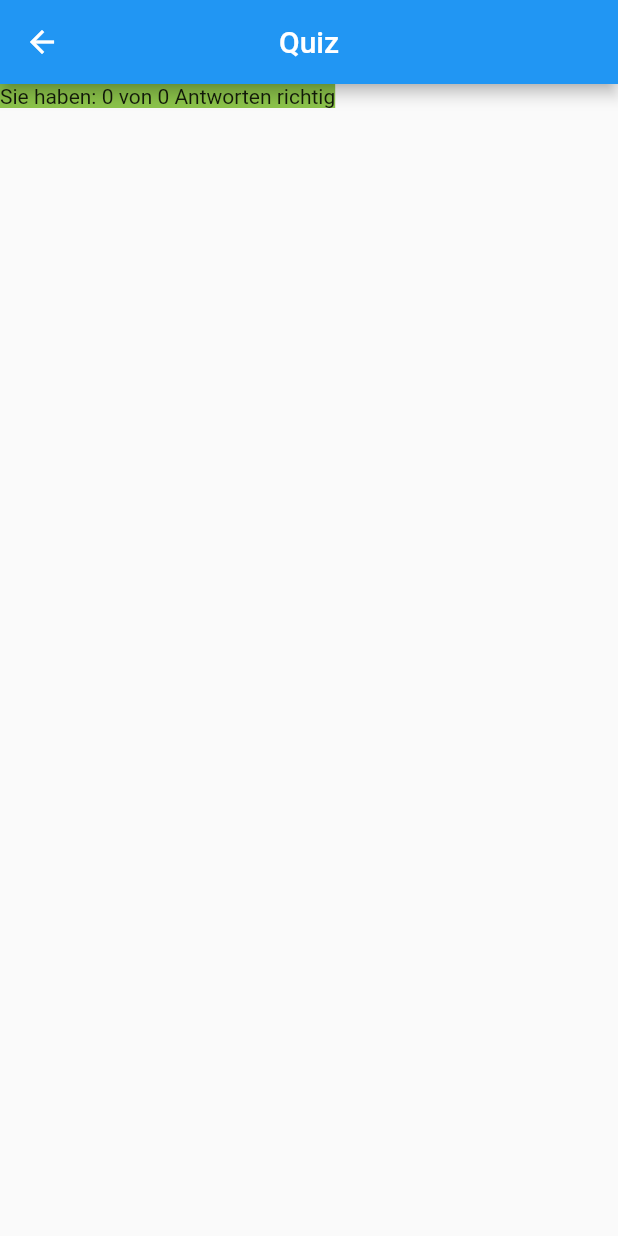
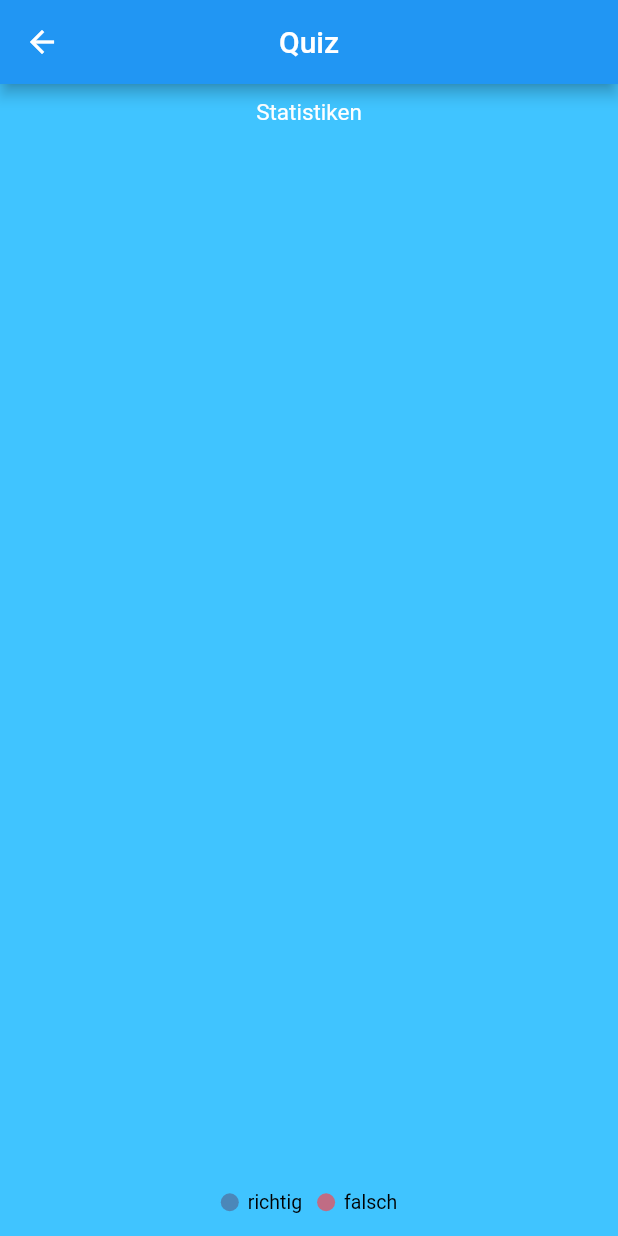
Before and after one commit to Victor-ABC/advanced_flutter_app, a Flutter app: the ResultScreen screen opened directly with empty values, on a phone screen of 412 x 824 dp. Run offline on Flutter 3.47's test engine with Material 2 defaults, Android fonts, the light colour scheme and no system bars; our stand-ins replace percent_indicator, syncfusion_flutter_charts; missing offline and left inert: excel.

Commit message:
statistiken fertig. todo: multi ansicht der statistiken

```diff
--- a/lib/resultscreen/result.dart
+++ b/lib/resultscreen/result.dart
@@ -1,4 +1,6 @@
+import 'package:advanced_quiz_app/homescreen/home.dart';
 import 'package:flutter/material.dart';
+import 'package:syncfusion_flutter_charts/charts.dart';
 
 class ResultScreen extends StatefulWidget {
   int totalAmountOfCorrectAnswers;
@@ -14,24 +16,71 @@ class ResultScreen extends StatefulWidget {
 class _ResultState extends State<ResultScreen> {
   int totalAmountOfCorrectAnswers;
   int totalAmountOfQuestions;
+  late List<Statistics> _statistics;
+
+  @override
+  void initState() {
+    _statistics = getStatistics();
+    super.initState();
+  }
 
   _ResultState(this.totalAmountOfQuestions, this.totalAmountOfCorrectAnswers);
 
   @override
   Widget build(BuildContext context) {
-    return Scaffold(
-      appBar: AppBar(
-        title: Text("Quiz"),
-        centerTitle: true,
-      ),
-      body: Container(
-        color: Colors.lightGreen,
-        child: Text("Sie haben: " +
-            this.totalAmountOfCorrectAnswers.toString() +
-            " von " +
-            this.totalAmountOfQuestions.toString() +
-            " Antworten richtig"),
+    return SafeArea(
+      child: Scaffold(
+        appBar: AppBar(
+          title: Text("Quiz"),
+          centerTitle: true,
+        ),
+        body: SfCircularChart(
+          backgroundColor: HomeState.global_background_color,
+          title: ChartTitle(
+            text: 'Statistiken',
+            textStyle: TextStyle(
+              color: Colors.white,
+            ),
+          ),
+          legend: Legend(
+            isVisible: true,
+            overflowMode: LegendItemOverflowMode.wrap,
+          ),
+          series: <CircularSeries>[
+            PieSeries<Statistics, String>(
+              //PieSeries -> DoughnutSeries
+              //PieSeries -> RadialBarSeries
+              dataSource: _statistics,
+              xValueMapper: (Statistics data, _) => data.label,
+              yValueMapper: (Statistics data, _) => data.amount,
+              dataLabelSettings: DataLabelSettings(
+                isVisible: true,
+              ),
+            ),
+          ],
+        ),
       ),
     );
   }
+
+  List<Statistics> getStatistics() {
+    final List<Statistics> statistics = [
+      Statistics(
+        "richtig",
+        this.totalAmountOfCorrectAnswers,
+      ),
+      Statistics(
+        "falsch",
+        this.totalAmountOfQuestions - this.totalAmountOfCorrectAnswers,
+      )
+    ];
+    return statistics;
+  }
 }
+
+class Statistics {
+  final String label;
+  final int amount;
+
+  Statistics(this.label, this.amount);
+}
--- a/pubspec.yaml
+++ b/pubspec.yaml
@@ -29,7 +29,7 @@ environment:
 dependencies:
   flutter:
     sdk: flutter
-
+  syncfusion_flutter_charts: ^19.4.54
 
   # The following adds the Cupertino Icons font to your application.
   # Use with the CupertinoIcons class for iOS style icons.
```
Also changed, not shown: pubspec.lock.
